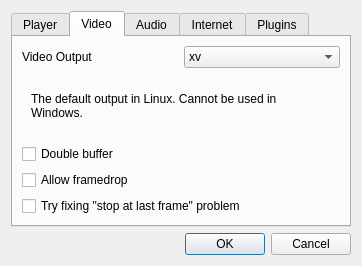
The window that src/settingsdialog.ui (xuzhuoyi/lplayer) describes before a commit, drawn with Qt 5.
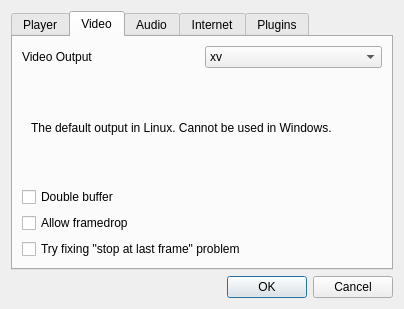
The same window after the commit. The open tabs and pages were chosen to show the change.

The edit to the form file:
```diff
--- a/src/settingsdialog.ui
+++ b/src/settingsdialog.ui
@@ -6,8 +6,8 @@
    <rect>
     <x>0</x>
     <y>0</y>
-    <width>362</width>
-    <height>266</height>
+    <width>404</width>
+    <height>309</height>
    </rect>
   </property>
   <property name="minimumSize">
```
Left out of the diff: 2 changed lines with no effect on the pictures.
